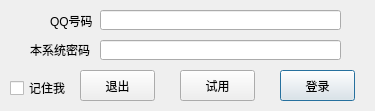
Before: the Qt Designer form frmLogin.ui in luoxiandu/LXDInjector, drawn with Qt 5.
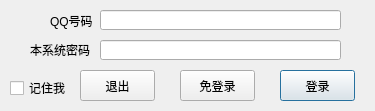
After: the same form once the commit is applied.

```diff
--- a/frmLogin.ui
+++ b/frmLogin.ui
@@ -91,7 +91,7 @@
     </rect>
    </property>
    <property name="text">
-    <string>试用</string>
+    <string>免登录</string>
    </property>
    <property name="autoDefault">
     <bool>false</bool>
```
